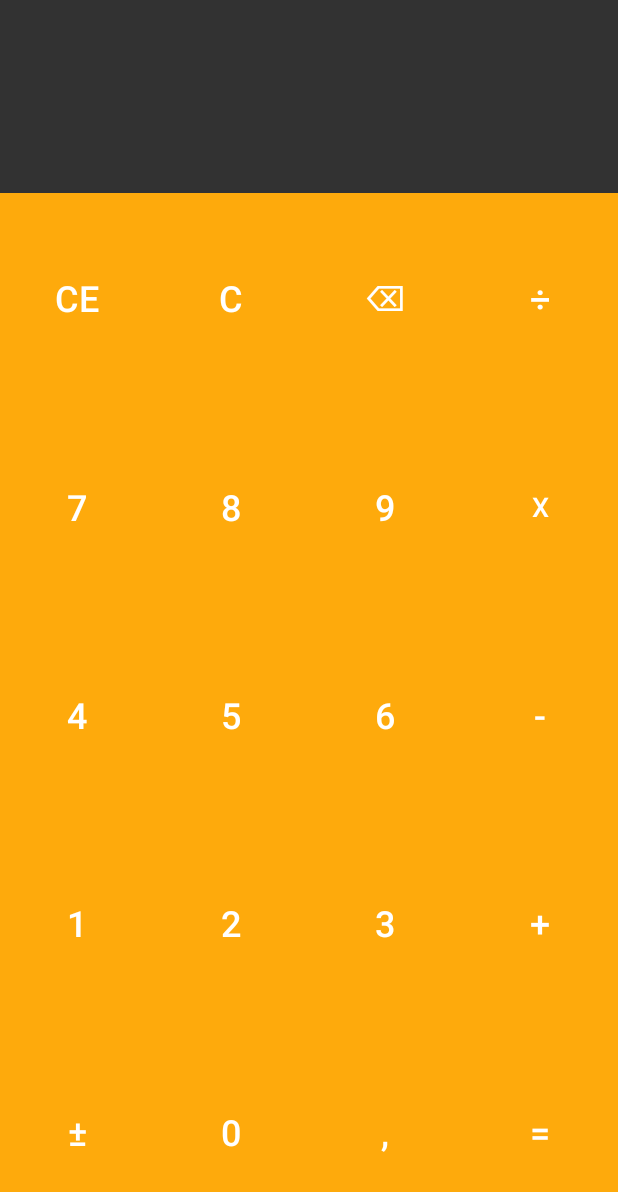
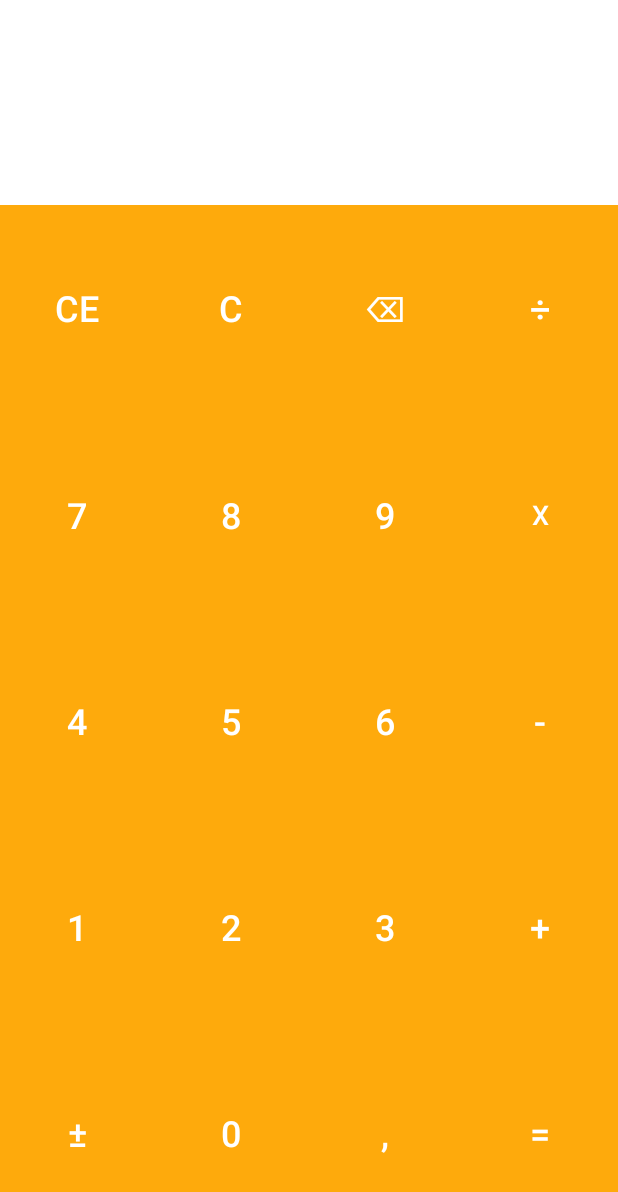
Before and after one commit to carlosadr/ApplicationCalculadora, an Android app: the screen it shows after launch (CalculadoraActivity), after a tap on "CE", on a phone screen of 412 x 824 dp. Shown: the top 1192 px of the screen. Run offline under Robolectric (Android 15) with nearby library versions, the phone set to English and light mode, and no system bars.

Commit message:
Atualização 1.3.2 Dia 21/05/2018 - Versão final da Calculadora, corrigido os maiores bugs.

```diff
--- a/app/src/main/java/com/github/carlosadr/appcalculadora/CalculadoraActivity.java
+++ b/app/src/main/java/com/github/carlosadr/appcalculadora/CalculadoraActivity.java
@@ -36,9 +36,9 @@ public class CalculadoraActivity extends AppCompatActivity {
     public void Operacoes(View view){
         Button btn = (Button)view;
         if (!txt_Numeros.getText().equals("")){
-            double numero1 = Double.parseDouble(txt_Numeros.getText().toString());
+            float numero1 = Float.parseFloat(txt_Numeros.getText().toString());
 
-            double numero2;
+            float numero2;
             if (txt_Valores.getText().equals("")) {
                 switch (btn.getText().toString()) {
                     case "+":
@@ -54,7 +54,7 @@ public class CalculadoraActivity extends AppCompatActivity {
                         break;
                 }
             } else {
-                numero2 = Double.parseDouble(txt_Valores.getText().toString());
+                numero2 = Float.parseFloat(txt_Valores.getText().toString());
             }
 
             op.setValores(numero1, numero2, btn.getText().toString());
@@ -79,8 +79,12 @@ public class CalculadoraActivity extends AppCompatActivity {
                 op.setValores(0,0,"");
                 break;
             case "CE":
-                if (txt_Valores.getText().equals(""))
+                if (txt_Valores.getText().equals("")) {
                     op.setValores(0, 0, "");
+                    op.setResultado(null);
+                    op.setOperadorPedente(null);
+                    txt_Valores.setText(null);
+                }
                 txt_Numeros.setText(null);
                 break;
             case "⌫":
--- a/app/src/main/java/com/github/carlosadr/appcalculadora/Operadores.java
+++ b/app/src/main/java/com/github/carlosadr/appcalculadora/Operadores.java
@@ -1,22 +1,22 @@
 package com.github.carlosadr.appcalculadora;
 
 public class Operadores {
-    private double numero1,numero2;
+    private float numero1,numero2;
     private String operador, operadorPedente,resultado;
 
-    Operadores(double numero1, double numero2, String operador){
+    Operadores(float numero1, float numero2, String operador){
         this.numero1 = numero1;
         this.numero2 = numero2;
         this.operador = operador;
     }
 
-    public void setValores(double numero1, double numero2, String operador){
+    public void setValores(float numero1, float numero2, String operador){
         this.numero1 = numero1;
         this.numero2 = numero2;
         this.operador = operador;
     }
 
-    private void setOperadorPedente(String operador) {
+    public void setOperadorPedente(String operador) {
         this.operadorPedente = operador;
     }
 
@@ -24,8 +24,12 @@ public class Operadores {
         return operadorPedente;
     }
 
+    public void setResultado(String resultado) {
+        this.resultado = resultado;
+    }
+
     public String setResultado() {
-        if (getOperadorPedente() == null || getOperadorPedente().equals("±")){
+        if (getOperadorPedente() == null || getOperadorPedente().equals("±") || getOperadorPedente().equals("=")){
             return getResultadoPedente(operador);
         }else {
             return getResultadoPedente(getOperadorPedente());
--- a/app/src/main/res/layout/activity_calculadora.xml
+++ b/app/src/main/res/layout/activity_calculadora.xml
@@ -6,37 +6,21 @@
     android:orientation="vertical"
     tools:context=".CalculadoraActivity">
 
-    <LinearLayout
-        android:id="@+id/lin_Textos"
+    <TextView
+        android:id="@+id/txt_Valores"
         android:layout_width="match_parent"
         android:layout_height="wrap_content"
-        android:orientation="horizontal">
-
-        <TextView
-            android:id="@+id/txt_Valores"
-            android:layout_width="match_parent"
-            android:layout_height="match_parent"
-            android:layout_weight="15"
-            android:singleLine="true"
-            android:textAlignment="textEnd"
-            android:textColor="@color/yellowLight"
-            android:textSize="30sp" />
-
-        <TextView
-            android:id="@+id/txt_Operador"
-            android:layout_width="wrap_content"
-            android:layout_height="match_parent"
-            android:layout_weight="1"
-            android:singleLine="true"
-            android:textAlignment="center"
-            android:textColor="@color/yellowLight"
-            android:textSize="30sp" />
-    </LinearLayout>
+        android:background="@android:color/background_light"
+        android:singleLine="true"
+        android:textAlignment="textEnd"
+        android:textColor="@color/yellowBurn"
+        android:textSize="36sp" />
 
     <TextView
         android:id="@+id/txt_Numeros"
         android:layout_width="match_parent"
         android:layout_height="wrap_content"
+        android:background="@android:color/background_light"
         android:baselineAligned="false"
         android:singleLine="true"
         android:textAlignment="textEnd"
```
